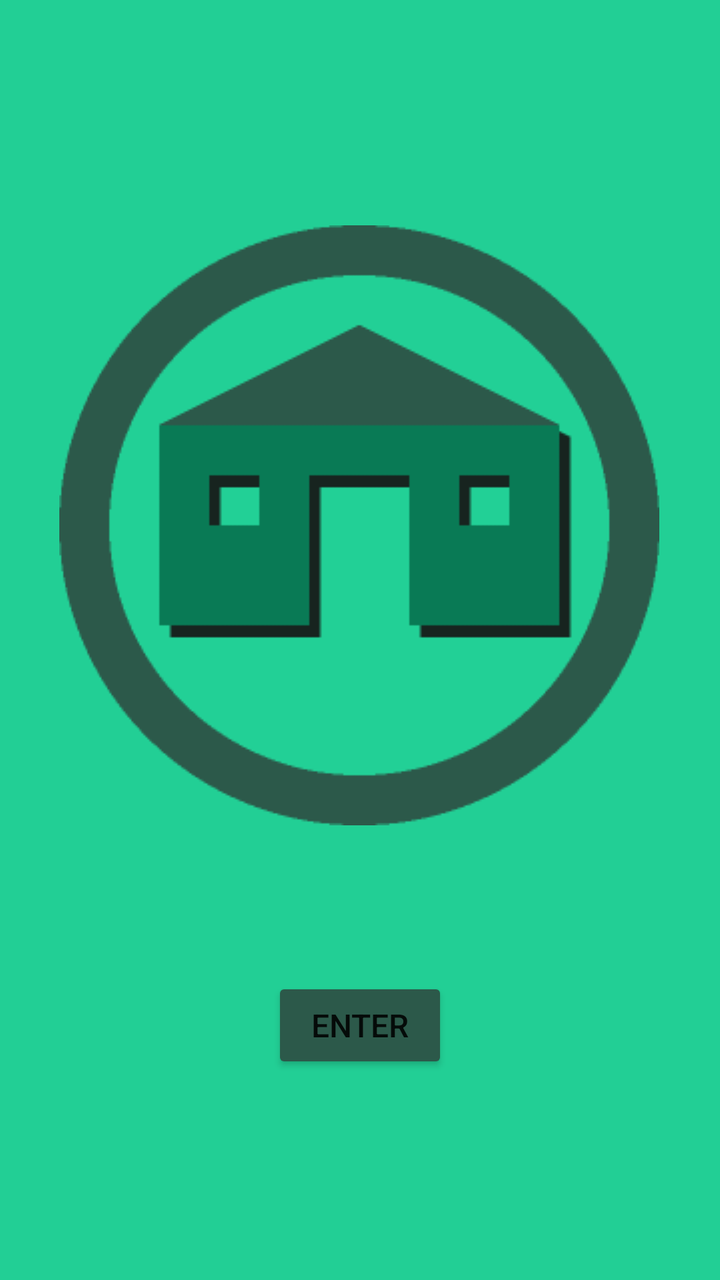
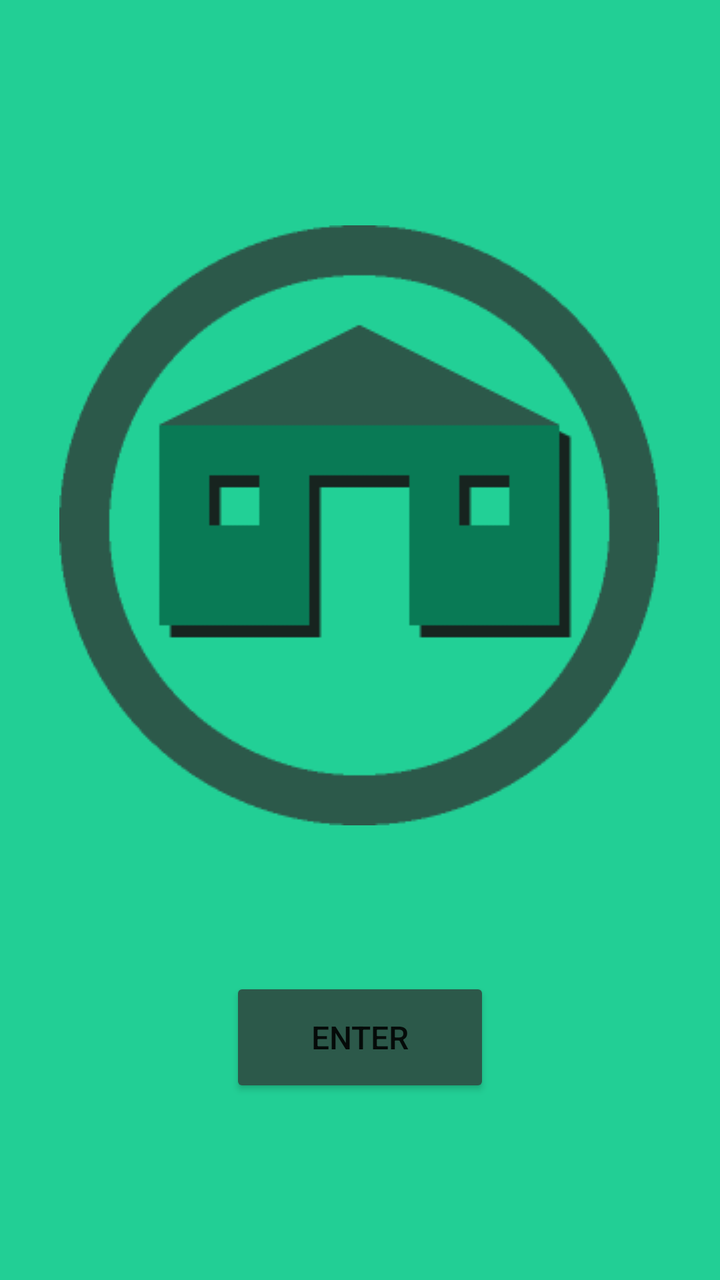

Compare the two renders of this Android layout. The source of the first and the diff that turns it into the second are given below.
<!-- AndroidManifest.xml: application theme Theme.Alexandermaynard_COMP304Lab2_Ex1 -->
<!-- res/layout/activity_main.xml -->
<?xml version="1.0" encoding="utf-8"?>
<androidx.constraintlayout.widget.ConstraintLayout xmlns:android="http://schemas.android.com/apk/res/android"
    xmlns:app="http://schemas.android.com/apk/res-auto"
    xmlns:tools="http://schemas.android.com/tools"
    android:id="@+id/main"
    android:layout_width="match_parent"
    android:layout_height="match_parent"
    android:background="#22CF95"
    tools:context=".MainActivity">

    <ImageView
        android:id="@+id/main_image_view"
        android:layout_width="wrap_content"
        android:layout_height="wrap_content"
        android:contentDescription="@string/lease_or_rent_home_inc_logo_content_description"
        android:cropToPadding="true"
        app:layout_constraintBottom_toBottomOf="parent"
        app:layout_constraintEnd_toEndOf="parent"
        app:layout_constraintHorizontal_bias="0.495"
        app:layout_constraintStart_toStartOf="parent"
        app:layout_constraintTop_toTopOf="parent"
        app:layout_constraintVertical_bias="0.331"
        app:srcCompat="@drawable/lease_or_rent_home_logo" />

    <Button
        android:id="@+id/main_enter_btn"
        android:layout_width="wrap_content"
        android:layout_height="wrap_content"
        android:layout_marginTop="76dp"
        android:height="24dp"
        android:backgroundTint="#2C594A"
        android:text="@string/enter_btn_text"
        android:textSize="16sp"
        app:layout_constraintEnd_toEndOf="parent"
        app:layout_constraintStart_toStartOf="parent"
        app:layout_constraintTop_toBottomOf="@+id/main_image_view" />
</androidx.constraintlayout.widget.ConstraintLayout>
<!-- resources referenced by this layout -->
<resources>
  <!-- drawable lease_or_rent_home_logo: png bitmap (drawable, 5551 bytes) -->
  <string name="enter_btn_text">Enter</string>
  <string name="lease_or_rent_home_inc_logo_content_description">Lease Or Rent Home Inc. Logo</string>
  <style name="Theme.Alexandermaynard_COMP304Lab2_Ex1" parent="Base.Theme.Alexandermaynard_COMP304Lab2_Ex1" />
  <style name="Base.Theme.Alexandermaynard_COMP304Lab2_Ex1" parent="Theme.MaterialComponents.DayNight.DarkActionBar">
          
          
      </style>
</resources>

<!-- the commit's change to res/layout/activity_main.xml (unified diff, before → after) -->
@@ -27,7 +27,8 @@
         android:layout_width="wrap_content"
         android:layout_height="wrap_content"
         android:layout_marginTop="76dp"
-        android:height="24dp"
+        android:width="130dp"
+        android:height="60dp"
         android:backgroundTint="#2C594A"
         android:text="@string/enter_btn_text"
         android:textSize="16sp"
